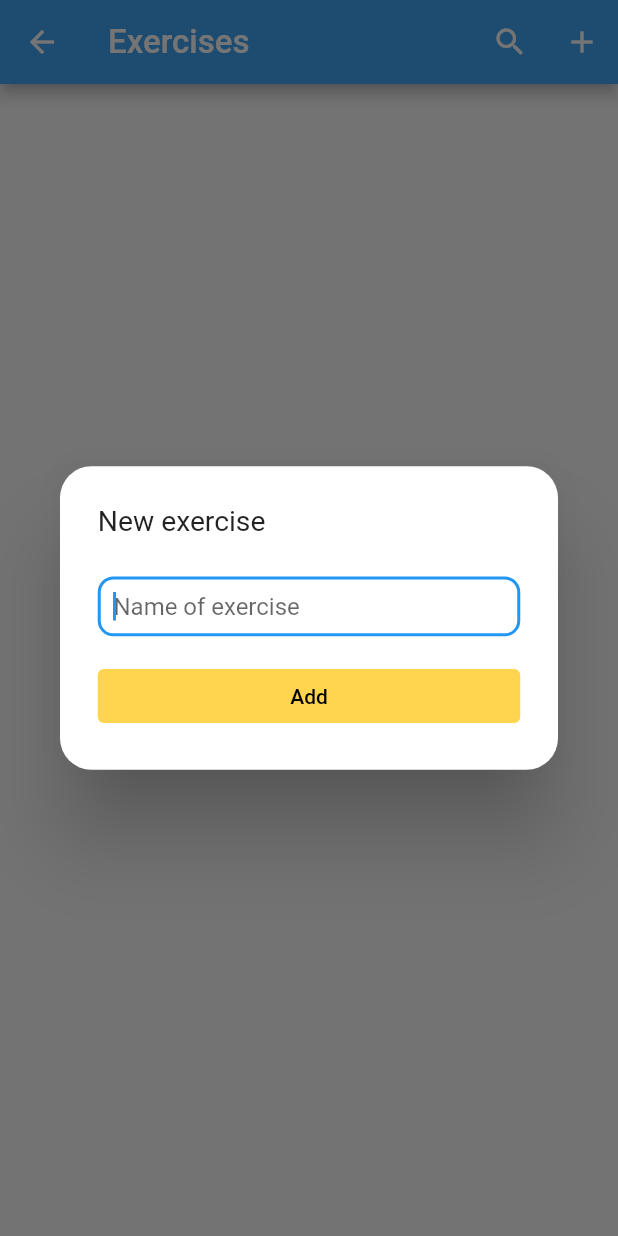
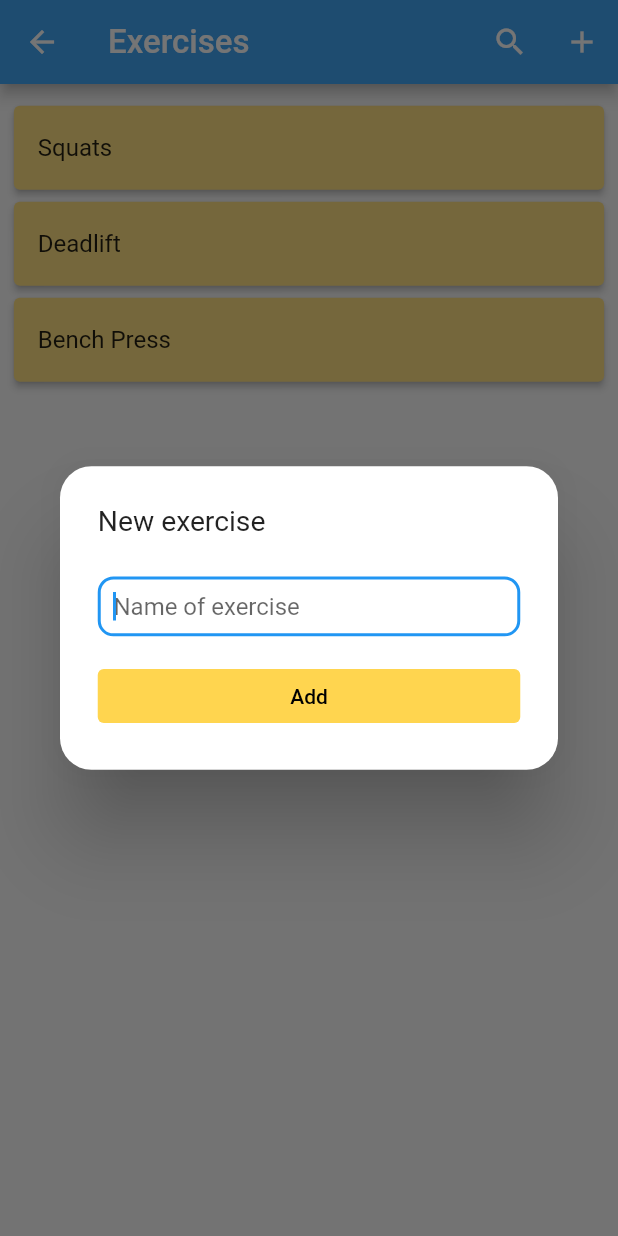
Before and after one commit to Xasthul/gym_workout_tracker, a Flutter app: the Exercises screen opened directly, after a tap on the "add" icon, on a phone screen of 412 x 824 dp. Run offline on Flutter 3.47's test engine with Material 2 defaults, Android fonts, the phone set to English and light mode, and no system bars; drawn by our look-alikes of flutter_slidable; our stand-ins replace flutter_screenutil, objectbox; generated files the repository leaves out were written again.

Commit message:
Added functionality to add/delete exercises to/from database

```diff
--- a/lib/project/app_pages/add_workout.dart
+++ b/lib/project/app_pages/add_workout.dart
@@ -78,11 +78,6 @@ class _ExerciseCardState extends State<ExerciseCard> {
           children: [
             GestureDetector(
               onTap: () async {
-                // final chosenExercise = await Navigator.push(
-                //     context,
-                //     MaterialPageRoute(
-                //       builder: (context) => const Exercises(),
-                //     ));
                 final chosenExercise = await Navigator.of(context).push(_routeToExercises());
                 setState(() {
                   exercise = chosenExercise;
--- a/lib/project/app_pages/exercises.dart
+++ b/lib/project/app_pages/exercises.dart
@@ -1,6 +1,7 @@
 import 'package:flutter/material.dart';
-import 'package:flutter_slidable/flutter_slidable.dart';
 import 'package:flutter_screenutil/flutter_screenutil.dart';
+import 'package:workout_tracker_prototype/project/classes/exercises_list_view.dart';
+import 'package:workout_tracker_prototype/project/classes/exercises_add.dart';
 
 class Exercises extends StatefulWidget {
   const Exercises({Key? key}) : super(key: key);
@@ -10,21 +11,13 @@ class Exercises extends StatefulWidget {
 }
 
 class _ExercisesState extends State<Exercises> {
-  late TextEditingController _controller;
   final List<String> _exercises = [];
   late _MySearchDelegate _delegate;
 
   @override
   void initState() {
     super.initState();
-    _controller = TextEditingController();
     _delegate = _MySearchDelegate(_exercises);
-  }
-
-  @override
-  void dispose() {
-    _controller.dispose();
-    super.dispose();
   }
 
   @override
@@ -47,113 +40,11 @@ class _ExercisesState extends State<Exercises> {
               },
               icon: const Icon(Icons.search),
             ),
-            IconButton(
-              tooltip: "Add new exercise",
-              onPressed: () async {
-                final newExerciseName = await openDialog();
-                if (newExerciseName == null || newExerciseName.isEmpty) return;
-                setState(() {
-                  _exercises.add(newExerciseName);
-                });
-              },
-              icon: const Icon(Icons.add),
-            ),
+            const ExercisesAdd(),
           ],
         ),
-        body: SlidableAutoCloseBehavior(
-          closeWhenOpened: true,
-          child: ListView.builder(
-            padding: EdgeInsets.symmetric(vertical: 10.r),
-              itemCount: _exercises.length,
-              itemBuilder: (context, index) {
-                return GestureDetector(
-                  onTap: () => Navigator.pop(context, _exercises[index]),
-                  child: Padding(
-                    padding: EdgeInsets.symmetric(horizontal: 5.r),
-                    child: Card(
-                        elevation: 1,
-                        color: Colors.amber[200],
-                        child: Slidable(
-                          endActionPane: ActionPane(
-                            motion: const DrawerMotion(),
-                            children: [
-                              SlidableAction(
-                                onPressed: doNothing,
-                                flex: 7,
-                                backgroundColor: const Color(0xFF21B7CA),
-                                foregroundColor: Colors.white,
-                                icon: Icons.edit,
-                                label: 'Rename',
-                              ),
-                              SlidableAction(
-                                onPressed: doNothing,
-                                flex: 6,
-                                backgroundColor: const Color(0xFFFE4A49),
-                                foregroundColor: Colors.white,
-                                borderRadius: BorderRadius.only(
-                                    topRight: Radius.circular(5.r),
-                                    bottomRight: Radius.circular(5.r)),
-                                icon: Icons.delete,
-                                label: 'Delete',
-                              ),
-                            ],
-                          ),
-                          child: ListTile(title: Text(_exercises[index])),
-                        )),
-                  ),
-                );
-              }),
-        ));
-  }
-
-  void doNothing(BuildContext context) {}
-
-  // Dialog to add exercise
-  Future<String?> openDialog() => showDialog<String>(
-      context: context,
-      builder: (context) => Dialog(
-            shape: RoundedRectangleBorder(
-                borderRadius: BorderRadius.circular(20.r)),
-            child: Wrap(
-              children: [
-                Padding(
-                  padding: EdgeInsets.all(24.w),
-                  child: Column(
-                    crossAxisAlignment: CrossAxisAlignment.stretch,
-                    children: [
-                      Text("New exercise", style: TextStyle(fontSize: 18.sp)),
-                      Padding(
-                        padding: EdgeInsets.only(top: 25.h, bottom: 15.h),
-                        child: TextField(
-                          autofocus: true,
-                          controller: _controller,
-                          decoration: InputDecoration(
-                              hintText: "Name of exercise",
-                              contentPadding: EdgeInsets.all(10.w),
-                              isDense: true,
-                              border: OutlineInputBorder(
-                                  borderRadius:
-                                      BorderRadius.all(Radius.circular(10.r)))),
-                          onSubmitted: (_) => submitDialog(),
-                        ),
-                      ),
-                      TextButton(
-                        style: TextButton.styleFrom(
-                            backgroundColor: Colors.amber[300]),
-                        onPressed: submitDialog,
-                        child: const Text("Add",
-                            style: TextStyle(color: Colors.black)),
-                      )
-                    ],
-                  ),
-                ),
-              ],
-            ),
-          ));
-
-  void submitDialog() {
-    Navigator.of(context).pop(_controller.text);
-    _controller.clear();
+        body: const ExerciseList(),
+    );
   }
 }
 
--- /dev/null
+++ b/lib/project/classes/exercise_card.dart
@@ -0,0 +1,67 @@
+import 'package:flutter/material.dart';
+import 'package:workout_tracker_prototype/main.dart';
+import 'package:workout_tracker_prototype/project/database/models.dart';
+import 'package:flutter_slidable/flutter_slidable.dart';
+import 'package:flutter_screenutil/flutter_screenutil.dart';
+
+class ExerciseCard extends StatefulWidget {
+  final Exercise exercise;
+  const ExerciseCard({Key? key, required this.exercise}) : super(key: key);
+
+  @override
+  State<ExerciseCard> createState() => _ExerciseCardState();
+}
+
+class _ExerciseCardState extends State<ExerciseCard> {
+  @override
+  Widget build(BuildContext context) {
+    return GestureDetector(
+      onTap: () => Navigator.pop(context, widget.exercise.name),
+      child: Padding(
+        padding: EdgeInsets.symmetric(horizontal: 5.r),
+        child: Card(
+            elevation: 2,
+            color: Colors.amber[200],
+            child: Slidable(
+              endActionPane: ActionPane(
+                motion: const DrawerMotion(),
+                children: [
+                  SlidableAction(
+                    onPressed: (item) => renameExercise(context, widget.exercise),
+                    flex: 7,
+                    backgroundColor: const Color(0xFF21B7CA),
+                    foregroundColor: Colors.white,
+                    icon: Icons.edit,
+                    label: 'Rename',
+                  ),
+                  SlidableAction(
+                    onPressed: (item) => deleteExercise(context, widget.exercise),
+                    flex: 6,
+                    backgroundColor: const Color(0xFFFE4A49),
+                    foregroundColor: Colors.white,
+                    borderRadius: BorderRadius.only(
+                        topRight: Radius.circular(5.r),
+                        bottomRight: Radius.circular(5.r)),
+                    icon: Icons.delete,
+                    label: 'Delete',
+                  ),
+                ],
+              ),
+              child: ListTile(title: Text(widget.exercise.name)),
+            )),
+      ),
+    );
+  }
+
+  void renameExercise(BuildContext context, Exercise exercise) {
+    // TODO: exercise rename function
+    // create new dialog for exercise renaming, receive controller.text as argument, then change exercise name as written bellow
+    // exercise.name = "renamed";
+    // objectbox.exerciseBox.put(exercise);
+  }
+
+  void deleteExercise(BuildContext context, Exercise exercise) {
+    objectbox.exerciseBox.remove(exercise.id);
+  }
+
+}
--- /dev/null
+++ b/lib/project/classes/exercises_add.dart
@@ -0,0 +1,84 @@
+import 'package:flutter/material.dart';
+import 'package:flutter_screenutil/flutter_screenutil.dart';
+import 'package:workout_tracker_prototype/main.dart';
+import 'package:workout_tracker_prototype/project/database/models.dart';
+
+class ExercisesAdd extends StatefulWidget {
+  const ExercisesAdd({Key? key}) : super(key: key);
+
+  @override
+  State<ExercisesAdd> createState() => _ExercisesAddState();
+}
+
+class _ExercisesAddState extends State<ExercisesAdd> {
+  final TextEditingController _controller = TextEditingController();
+
+  @override
+  void dispose() {
+    _controller.dispose();
+    super.dispose();
+  }
+
+  @override
+  Widget build(BuildContext context) {
+    return IconButton(
+      tooltip: "Add new exercise",
+      onPressed: () {
+        openDialog();
+      },
+      icon: const Icon(Icons.add),
+    );
+  }
+
+  void openDialog() => showDialog<String>(
+      context: context,
+      builder: (context) => Dialog(
+            shape: RoundedRectangleBorder(
+                borderRadius: BorderRadius.circular(20.r)),
+            child: Wrap(
+              children: [
+                Padding(
+                  padding: EdgeInsets.all(24.w),
+                  child: Column(
+                    crossAxisAlignment: CrossAxisAlignment.stretch,
+                    children: [
+                      Text("New exercise", style: TextStyle(fontSize: 18.sp)),
+                      Padding(
+                        padding: EdgeInsets.only(top: 25.h, bottom: 15.h),
+                        child: TextField(
+                          autofocus: true,
+                          controller: _controller,
+                          decoration: InputDecoration(
+                              hintText: "Name of exercise",
+                              contentPadding: EdgeInsets.all(10.w),
+                              isDense: true,
+                              border: OutlineInputBorder(
+                                  borderRadius:
+                                      BorderRadius.all(Radius.circular(10.r)))),
+                          onSubmitted: (_) => submitDialog(),
+                        ),
+                      ),
+                      TextButton(
+                        style: TextButton.styleFrom(
+                            backgroundColor: Colors.amber[300]),
+                        onPressed: submitDialog,
+                        child: const Text("Add",
+                            style: TextStyle(color: Colors.black)),
+                      )
+                    ],
+                  ),
+                ),
+              ],
+            ),
+          ));
+
+  void submitDialog() {
+    if (_controller.text.isEmpty) return;
+
+    Exercise newExercise = Exercise(_controller.text);
+    objectbox.exerciseBox.put(newExercise);
+
+    Navigator.of(context).pop();
+    _controller.clear();
+  }
+}
--- /dev/null
+++ b/lib/project/classes/exercises_list_view.dart
@@ -0,0 +1,41 @@
+import 'package:flutter/material.dart';
+import 'package:workout_tracker_prototype/main.dart';
+import 'package:workout_tracker_prototype/project/database/models.dart';
+import 'package:workout_tracker_prototype/project/classes/exercise_card.dart';
+import 'package:flutter_slidable/flutter_slidable.dart';
+import 'package:flutter_screenutil/flutter_screenutil.dart';
+
+class ExerciseList extends StatefulWidget {
+  const ExerciseList({Key? key}) : super(key: key);
+
+  @override
+  State<ExerciseList> createState() => _ExerciseListState();
+}
+
+class _ExerciseListState extends State<ExerciseList> {
+  ExerciseCard Function(BuildContext, int) _itemBuilder(
+      List<Exercise> exercises) {
+    return (BuildContext context, int index) =>
+        ExerciseCard(exercise: exercises[index]);
+  }
+
+  @override
+  Widget build(BuildContext context) {
+    return StreamBuilder<List<Exercise>>(
+      stream: objectbox.getExercises(),
+      builder: (context, snapshot) {
+        if (snapshot.data?.isNotEmpty ?? false) {
+          return SlidableAutoCloseBehavior(
+              closeWhenOpened: true,
+              child: ListView.builder(
+                  padding: EdgeInsets.symmetric(vertical: 10.r),
+                  itemCount: snapshot.hasData ? snapshot.data!.length : 0,
+                  itemBuilder: _itemBuilder(snapshot.data ?? [])));
+        } else {
+          return const Center(
+              child: Text("List is empty."));
+        }
+      },
+    );
+  }
+}
```
